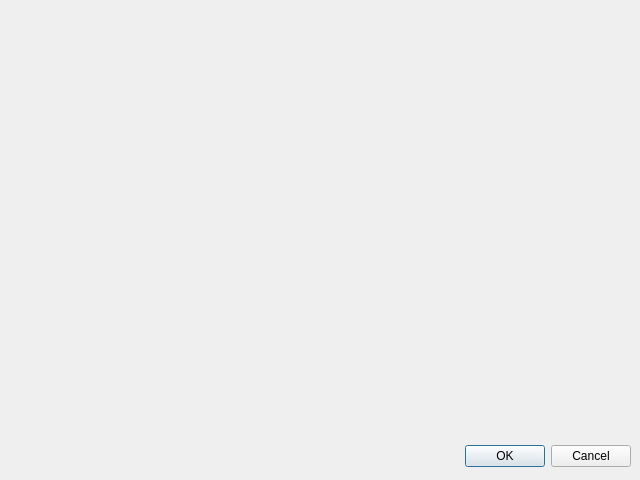
First picture: the form in setup/setup_database.ui, repository jpandaconnor/Jotel2, before the edit.
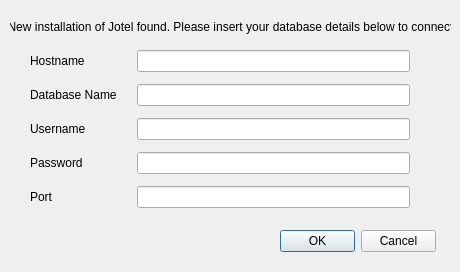
Second picture: the form after the edit.

Commit message: Commit after a small cockup. Being worked on: Testing connection and validate database input.

The edit to the form file:
```diff
--- a/setup/setup_database.ui
+++ b/setup/setup_database.ui
@@ -5,29 +5,120 @@
    <rect>
     <x>0</x>
     <y>0</y>
-    <width>640</width>
-    <height>480</height>
+    <width>460</width>
+    <height>272</height>
    </rect>
   </property>
   <property name="windowTitle">
    <string>Dialog</string>
   </property>
-  <widget class="QDialogButtonBox" name="buttonBox">
+  <widget class="QLabel" name="label">
    <property name="geometry">
     <rect>
      <x>10</x>
-     <y>440</y>
-     <width>621</width>
-     <height>32</height>
+     <y>20</y>
+     <width>441</width>
+     <height>20</height>
     </rect>
    </property>
-   <property name="orientation">
-    <enum>Qt::Horizontal</enum>
+   <property name="text">
+    <string>New installation of Jotel found. Please insert your database details below to connect</string>
+   </property>
+   <property name="alignment">
+    <set>Qt::AlignHCenter|Qt::AlignTop</set>
+   </property>
+  </widget>
+  <widget class="QDialogButtonBox" name="buttons">
+   <property name="geometry">
+    <rect>
+     <x>280</x>
+     <y>230</y>
+     <width>156</width>
+     <height>23</height>
+    </rect>
    </property>
    <property name="standardButtons">
     <set>QDialogButtonBox::Cancel|QDialogButtonBox::Ok</set>
    </property>
   </widget>
+  <widget class="QWidget" name="formLayoutWidget">
+   <property name="geometry">
+    <rect>
+     <x>30</x>
+     <y>50</y>
+     <width>380</width>
+     <height>161</height>
+    </rect>
+   </property>
+   <layout class="QFormLayout" name="formLayout">
+    <property name="rowWrapPolicy">
+     <enum>QFormLayout::DontWrapRows</enum>
+    </property>
+    <property name="horizontalSpacing">
+     <number>20</number>
+    </property>
+    <property name="verticalSpacing">
+     <number>12</number>
+    </property>
+    <item row="0" column="0">
+     <widget class="QLabel" name="addressLabel">
+      <property name="lineWidth">
+       <number>1</number>
+      </property>
+      <property name="text">
+       <string>Hostname</string>
+      </property>
+     </widget>
+    </item>
+    <item row="0" column="1">
+     <widget class="QLineEdit" name="addressLineEdit"/>
+    </item>
+    <item row="1" column="0">
+     <widget class="QLabel" name="databaseNameLabel">
+      <property name="text">
+       <string>Database Name</string>
+      </property>
+     </widget>
+    </item>
+    <item row="1" column="1">
+     <widget class="QLineEdit" name="databaseNameLineEdit"/>
+    </item>
+    <item row="2" column="0">
+     <widget class="QLabel" name="userLabel">
+      <property name="text">
+       <string>Username</string>
+      </property>
+     </widget>
+    </item>
+    <item row="2" column="1">
+     <widget class="QLineEdit" name="userLineEdit"/>
+    </item>
+    <item row="3" column="0">
+     <widget class="QLabel" name="passwordLabel">
+      <property name="text">
+       <string>Password</string>
+      </property>
+     </widget>
+    </item>
+    <item row="3" column="1">
+     <widget class="QLineEdit" name="passwordLineEdit">
+      <property name="echoMode">
+       <enum>QLineEdit::Password</enum>
+      </property>
+     </widget>
+    </item>
+    <item row="4" column="0">
+     <widget class="QLabel" name="portLabel">
+      <property name="text">
+       <string>Port</string>
+      </property>
+     </widget>
+    </item>
+    <item row="4" column="1">
+     <widget class="QLineEdit" name="portLineEdit"/>
+    </item>
+   </layout>
+  </widget>
  </widget>
  <resources/>
  <connections>
```
Left out of the diff: 38 changed lines with no effect on the pictures. The commit also changes 6 other files.
